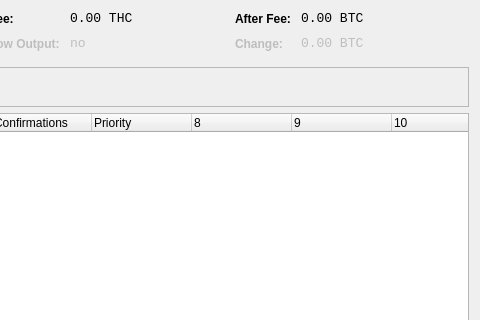
Old version of the form src/qt/forms/coincontroldialog.ui in the repository Bkoos/litecoin; both pictures show x 520 to 1000 and y 0 to 320 of the 1000 by 500 pixel window.
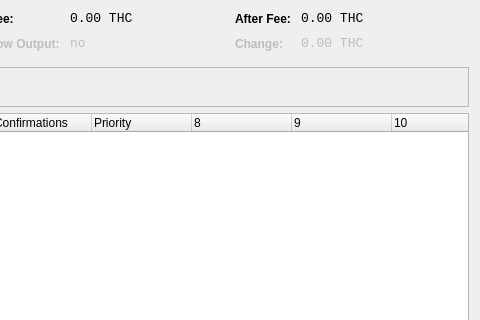
New version of the form. Custom widgets are drawn as their Qt base class.

```diff
--- a/src/qt/forms/coincontroldialog.ui
+++ b/src/qt/forms/coincontroldialog.ui
@@ -307,7 +307,7 @@
           <enum>Qt::ActionsContextMenu</enum>
          </property>
          <property name="text">
-          <string notr="true">0.00 BTC</string>
+          <string notr="true">0.00 THC</string>
          </property>
          <property name="textInteractionFlags">
           <set>Qt::LinksAccessibleByMouse|Qt::TextSelectableByKeyboard|Qt::TextSelectableByMouse</set>
@@ -345,7 +345,7 @@
           <enum>Qt::ActionsContextMenu</enum>
          </property>
          <property name="text">
-          <string notr="true">0.00 BTC</string>
+          <string notr="true">0.00 THC</string>
          </property>
          <property name="textInteractionFlags">
           <set>Qt::LinksAccessibleByMouse|Qt::TextSelectableByKeyboard|Qt::TextSelectableByMouse</set>
```
